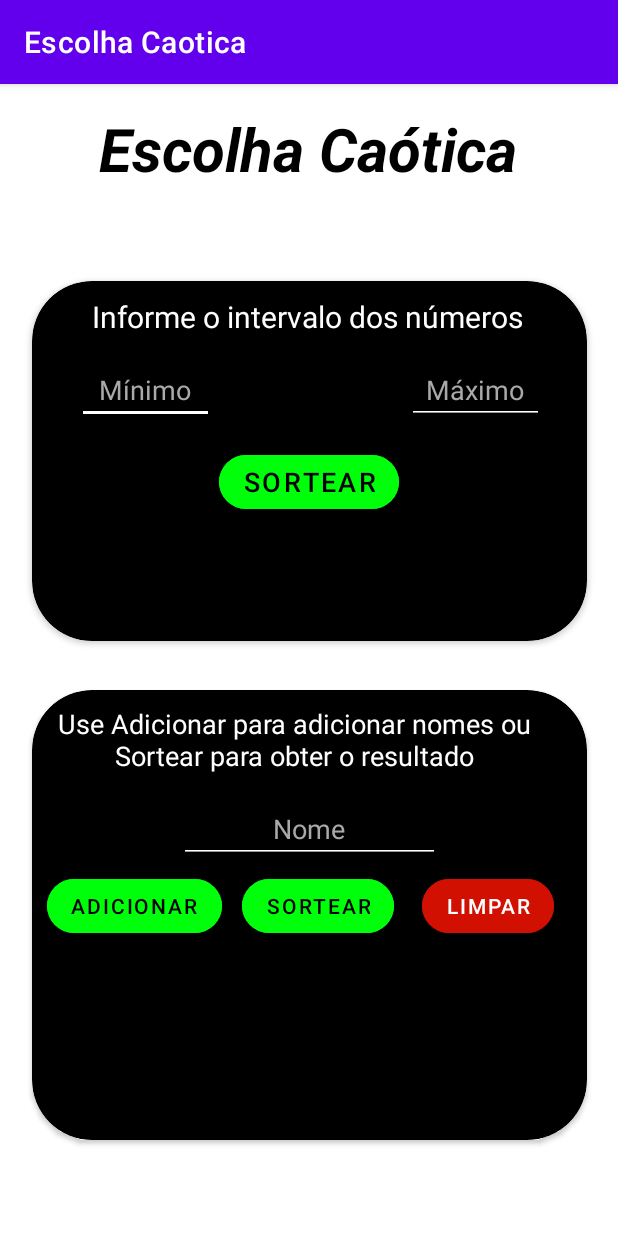
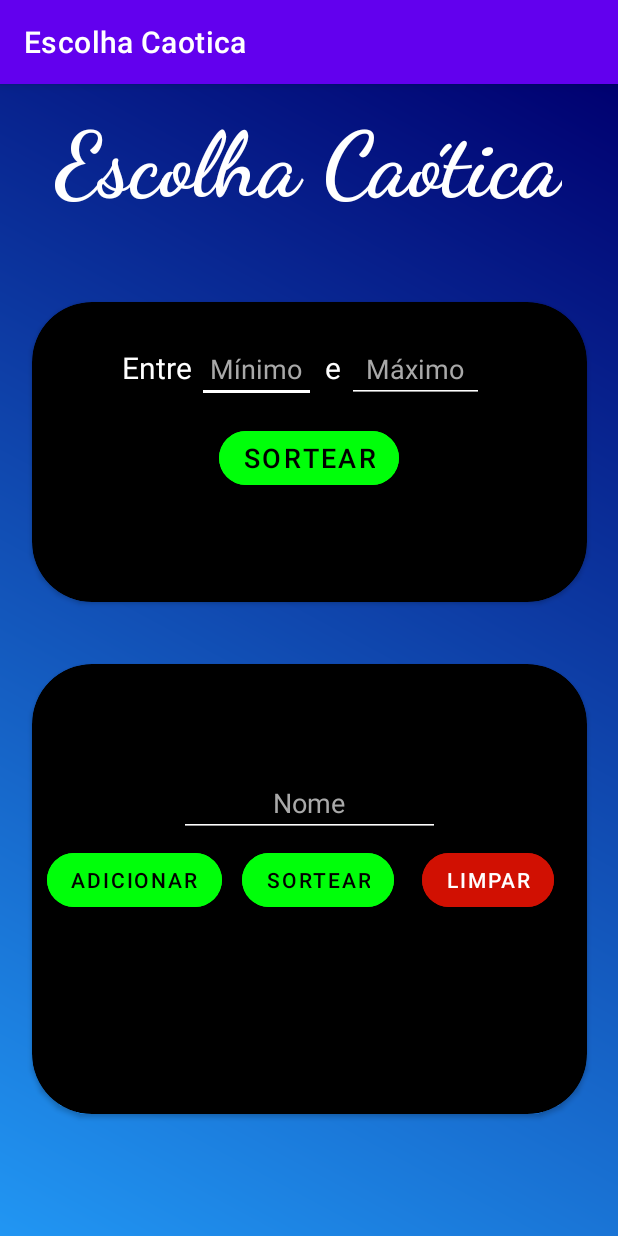
Before and after one commit to HugoJordan7/escolha-caotica, an Android app: the screen it shows after launch (MainActivity), on a phone screen of 412 x 824 dp. Run offline under Robolectric (Android 15) with nearby library versions, the phone set to English and light mode, and no system bars.

Commit message:
new background

```diff
--- /dev/null
+++ b/app/src/main/res/drawable/layout_gradient_background.xml
@@ -0,0 +1,8 @@
+<?xml version="1.0" encoding="utf-8"?>
+<shape xmlns:android="http://schemas.android.com/apk/res/android">
+    <gradient
+        android:type="linear"
+        android:startColor="#2196F3"
+        android:endColor="#000070"
+        android:angle="45" />
+</shape>
--- a/app/src/main/res/layout/activity_main.xml
+++ b/app/src/main/res/layout/activity_main.xml
@@ -4,6 +4,7 @@
     xmlns:tools="http://schemas.android.com/tools"
     android:layout_width="match_parent"
     android:layout_height="match_parent"
+    android:background="@drawable/layout_gradient_background"
     tools:context=".MainActivity">
 
     <TextView
@@ -12,9 +13,11 @@
         android:layout_height="wrap_content"
         android:layout_marginTop="16dp"
         android:text="@string/tittle"
-        android:textColor="@color/black"
-        android:textSize="40sp"
-        android:textStyle="bold|italic"
+        android:textColor="@color/white"
+        android:textFont="sans-serif"
+        android:textSize="60sp"
+        android:textStyle="bold"
+        app:fontFamily="cursive"
         app:layout_constraintEnd_toEndOf="parent"
         app:layout_constraintHorizontal_bias="0.496"
         app:layout_constraintStart_toStartOf="parent"
@@ -23,7 +26,7 @@
     <androidx.cardview.widget.CardView
         android:id="@+id/txt_cardNumber_tittle"
         android:layout_width="370dp"
-        android:layout_height="240dp"
+        android:layout_height="200dp"
         android:layout_marginBottom="160dp"
         app:cardBackgroundColor="@color/black"
         app:cardCornerRadius="40dp"
@@ -34,34 +37,22 @@
         app:layout_constraintTop_toTopOf="parent"
         app:layout_constraintVertical_bias="0.356">
 
-        <Button
-            android:id="@+id/button_cardNumbers"
-            android:layout_width="wrap_content"
-            android:layout_height="wrap_content"
-            android:layout_gravity="center_horizontal"
-            android:layout_marginTop="110dp"
-            android:backgroundTint="@color/green"
-            android:text="@string/button_cardNumbers"
-            android:textColor="@color/black"
-            android:textSize="18sp"
-            app:cornerRadius="80dp" />
-
         <TextView
             android:id="@+id/text_cardNumbers_tittle"
             android:layout_width="wrap_content"
             android:layout_height="wrap_content"
-            android:layout_marginLeft="40dp"
-            android:layout_marginTop="10dp"
+            android:layout_marginLeft="60dp"
+            android:layout_marginTop="30dp"
             android:text="@string/text_cardNumbers_tittle"
             android:textColor="@color/white"
             android:textSize="20sp" />
 
         <EditText
             android:id="@+id/input_cardNumbers_minimum"
-            android:layout_width="91dp"
+            android:layout_width="79dp"
             android:layout_height="wrap_content"
-            android:layout_marginLeft="30dp"
-            android:layout_marginTop="50dp"
+            android:layout_marginLeft="110dp"
+            android:layout_marginTop="22dp"
             android:backgroundTint="@color/white"
             android:ems="10"
             android:gravity="center"
@@ -71,12 +62,22 @@
             android:textColor="@color/white"
             android:textColorHint="@color/gray" />
 
+        <TextView
+            android:id="@+id/text_cardNumbers_tittle2"
+            android:layout_width="wrap_content"
+            android:layout_height="wrap_content"
+            android:layout_marginLeft="195dp"
+            android:layout_marginTop="30dp"
+            android:text="@string/text_cardNumbers_tittle2"
+            android:textColor="@color/white"
+            android:textSize="20sp" />
+
         <EditText
             android:id="@+id/input_cardNumbers_maximum"
             android:layout_width="91dp"
             android:layout_height="wrap_content"
-            android:layout_marginLeft="250dp"
-            android:layout_marginTop="50dp"
+            android:layout_marginLeft="210dp"
+            android:layout_marginTop="22dp"
             android:backgroundTint="@color/white"
             android:ems="10"
             android:gravity="center"
@@ -85,6 +86,18 @@
             android:maxLength="4"
             android:textColor="@color/white"
             android:textColorHint="@color/gray" />
+
+        <Button
+            android:id="@+id/button_cardNumbers"
+            android:layout_width="wrap_content"
+            android:layout_height="wrap_content"
+            android:layout_gravity="center_horizontal"
+            android:layout_marginTop="80dp"
+            android:backgroundTint="@color/green"
+            android:text="@string/button_cardNumbers"
+            android:textColor="@color/black"
+            android:textSize="18sp"
+            app:cornerRadius="80dp" />
 
         <TextView
             android:id="@+id/txt_cardNumbers_result"
@@ -108,17 +121,6 @@
         app:layout_constraintStart_toStartOf="parent"
         app:layout_constraintTop_toBottomOf="@+id/txt_cardNumber_tittle"
         app:layout_constraintVertical_bias="0.339">
-
-        <TextView
-            android:id="@+id/txt_cardNames_tittle"
-            android:layout_width="330dp"
-            android:layout_height="wrap_content"
-            android:layout_marginLeft="10dp"
-            android:layout_marginTop="10dp"
-            android:gravity="center"
-            android:text="@string/txt_cardNames_tittle"
-            android:textColor="@color/white"
-            android:textSize="18sp" />
 
         <EditText
             android:id="@+id/input_cardNames_name"
--- a/app/src/main/res/values-night/themes.xml
+++ b/app/src/main/res/values-night/themes.xml
@@ -2,13 +2,13 @@
     <!-- Base application theme. -->
     <style name="Theme.EscolhaCaotica" parent="Theme.MaterialComponents.DayNight.DarkActionBar">
         <!-- Primary brand color. -->
-        <item name="colorPrimary">@color/purple_200</item>
-        <item name="colorPrimaryVariant">@color/purple_700</item>
-        <item name="colorOnPrimary">@color/black</item>
+        <item name="colorPrimary">@color/teal_200</item>
+        <item name="colorPrimaryVariant">@color/black</item>
+        <item name="colorOnPrimary">@color/white</item>
         <!-- Secondary brand color. -->
         <item name="colorSecondary">@color/teal_200</item>
         <item name="colorSecondaryVariant">@color/teal_200</item>
-        <item name="colorOnSecondary">@color/black</item>
+        <item name="colorOnSecondary">@color/green</item>
         <!-- Status bar color. -->
         <item name="android:statusBarColor" tools:targetApi="l">?attr/colorPrimaryVariant</item>
         <!-- Customize your theme here. -->
--- a/app/src/main/res/values/colors.xml
+++ b/app/src/main/res/values/colors.xml
@@ -1,6 +1,8 @@
 <?xml version="1.0" encoding="utf-8"?>
 <resources>
     <color name="red">#D11002</color>
+    <color name="blue">#030D45</color>
+    <color name="yellow">#FFE500</color>
     <color name="purple_200">#FFBB86FC</color>
     <color name="purple_500">#FF6200EE</color>
     <color name="purple_700">#FF3700B3</color>
--- a/app/src/main/res/values/strings.xml
+++ b/app/src/main/res/values/strings.xml
@@ -1,7 +1,8 @@
 <resources>
     <string name="app_name">Escolha Caotica</string>
     <string name="tittle">Escolha Caótica</string>
-    <string name="text_cardNumbers_tittle">Informe o intervalo dos números</string>
+    <string name="text_cardNumbers_tittle">Entre</string>
+    <string name="text_cardNumbers_tittle2">e</string>
     <string name="input_cardNumbers_minimum">Mínimo</string>
     <string name="input_cardNumbers_maximum">Máximo</string>
     <string name="button_cardNumbers">Sortear</string>
```
